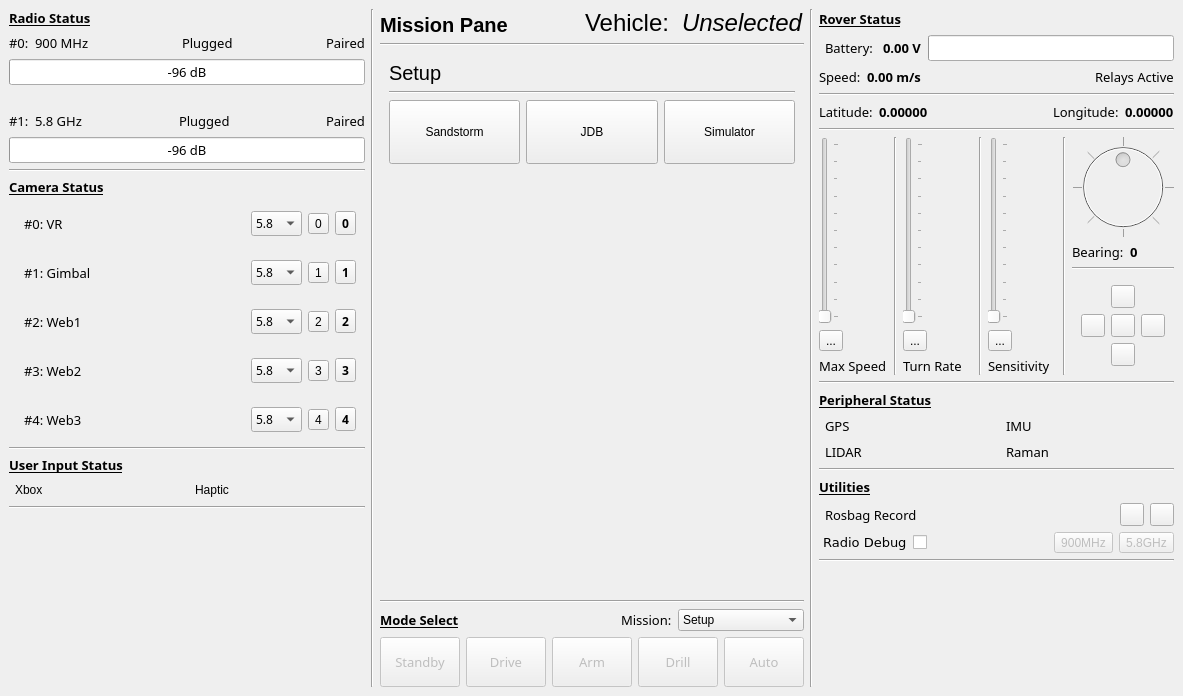
NovaRoverTeam/base_station, file scripts/gui/main.ui: the form before one commit.
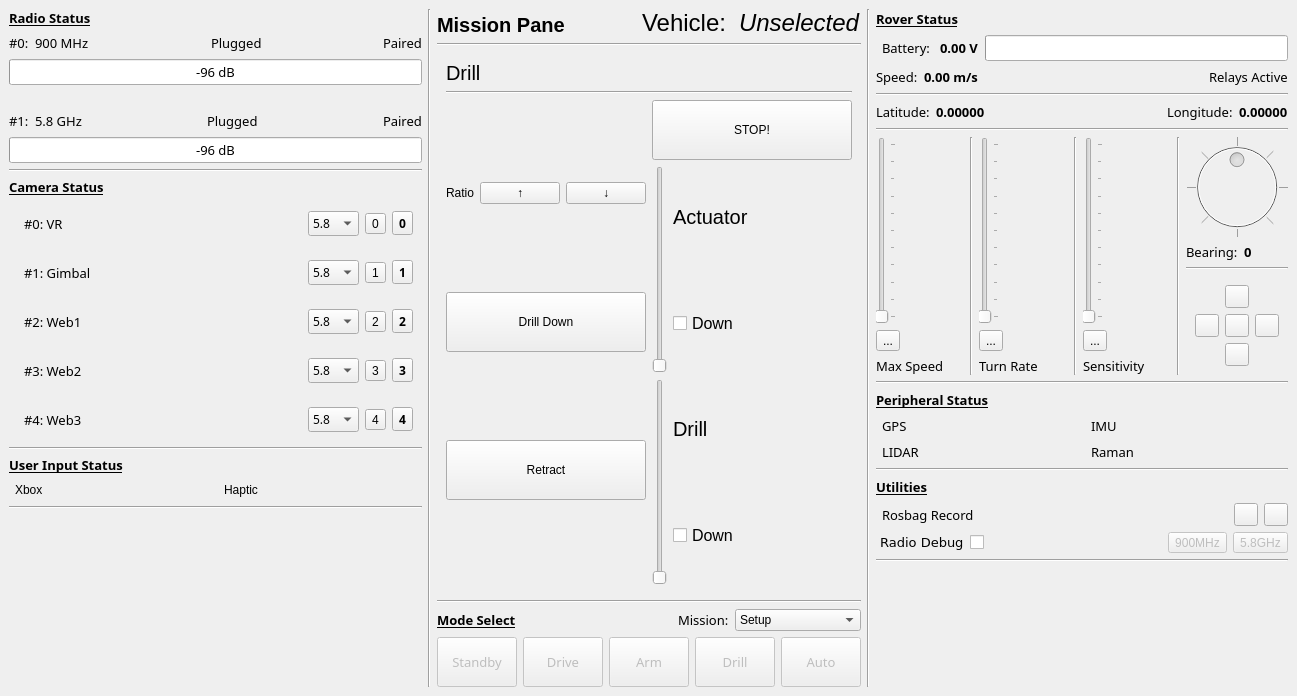
The form after the commit. Icons and pictures are not drawn. Custom widgets are drawn as their Qt base class.

What changed in the file:
```diff
--- a/scripts/gui/main.ui
+++ b/scripts/gui/main.ui
@@ -6,7 +6,7 @@
    <rect>
     <x>0</x>
     <y>0</y>
-    <width>1183</width>
+    <width>1297</width>
     <height>696</height>
    </rect>
   </property>
@@ -1239,7 +1239,7 @@
         <item>
          <widget class="QStackedWidget" name="stack_mission">
           <property name="currentIndex">
-           <number>0</number>
+           <number>2</number>
           </property>
           <widget class="QWidget" name="page_setup">
            <layout class="QVBoxLayout" name="verticalLayout">
@@ -1369,6 +1369,204 @@
             </item>
            </layout>
           </widget>
+          <widget class="QWidget" name="page_drill">
+           <layout class="QVBoxLayout" name="verticalLayout_2">
+            <item>
+             <widget class="QLabel" name="label_42">
+              <property name="font">
+               <font>
+                <pointsize>15</pointsize>
+               </font>
+              </property>
+              <property name="text">
+               <string>Drill</string>
+              </property>
+             </widget>
+            </item>
+            <item>
+             <widget class="Line" name="line_21">
+              <property name="orientation">
+               <enum>Qt::Horizontal</enum>
+              </property>
+             </widget>
+            </item>
+            <item>
+             <layout class="QHBoxLayout" name="horizontalLayout_Drill">
+              <item>
+               <layout class="QVBoxLayout" name="verticalLayout_6">
+                <item>
+                 <layout class="QHBoxLayout" name="horizontalLayout_26">
+                  <item>
+                   <widget class="QLabel" name="label_41">
+                    <property name="text">
+                     <string>Ratio</string>
+                    </property>
+                   </widget>
+                  </item>
+                  <item>
+                   <widget class="QPushButton" name="button_ratio_up">
+                    <property name="text">
+                     <string>↑</string>
+                    </property>
+                   </widget>
+                  </item>
+                  <item>
+                   <widget class="QPushButton" name="button_ratio_down">
+                    <property name="text">
+                     <string>↓</string>
+                    </property>
+                   </widget>
+                  </item>
+                 </layout>
+                </item>
+                <item>
+                 <widget class="QPushButton" name="button_drill_down">
+                  <property name="minimumSize">
+                   <size>
+                    <width>0</width>
+                    <height>60</height>
+                   </size>
+                  </property>
+                  <property name="text">
+                   <string>Drill Down</string>
+                  </property>
+                 </widget>
+                </item>
+                <item>
+                 <widget class="QPushButton" name="button_retract">
+                  <property name="minimumSize">
+                   <size>
+                    <width>0</width>
+                    <height>60</height>
+                   </size>
+                  </property>
+                  <property name="text">
+                   <string>Retract</string>
+                  </property>
+                 </widget>
+                </item>
+               </layout>
+              </item>
+              <item>
+               <layout class="QVBoxLayout" name="verticalLayout_5">
+                <item>
+                 <widget class="QPushButton" name="button_drill_stop">
+                  <property name="minimumSize">
+                   <size>
+                    <width>0</width>
+                    <height>60</height>
+                   </size>
+                  </property>
+                  <property name="text">
+                   <string>STOP!</string>
+                  </property>
+                 </widget>
+                </item>
+                <item>
+                 <layout class="QHBoxLayout" name="horizontalLayout_23">
+                  <item>
+                   <widget class="QSlider" name="slider_actuator">
+                    <property name="maximum">
+                     <number>4</number>
+                    </property>
+                    <property name="orientation">
+                     <enum>Qt::Vertical</enum>
+                    </property>
+                   </widget>
+                  </item>
+                  <item>
+                   <layout class="QVBoxLayout" name="verticalLayout_7">
+                    <item>
+                     <widget class="QLabel" name="label_43">
+                      <property name="font">
+                       <font>
+                        <pointsize>15</pointsize>
+                       </font>
+                      </property>
+                      <property name="text">
+                       <string>Actuator</string>
+                      </property>
+                     </widget>
+                    </item>
+                    <item>
+                     <widget class="QCheckBox" name="checkBox_actuator_direction">
+                      <property name="minimumSize">
+                       <size>
+                        <width>0</width>
+                        <height>100</height>
+                       </size>
+                      </property>
+                      <property name="font">
+                       <font>
+                        <pointsize>12</pointsize>
+                       </font>
+                      </property>
+                      <property name="text">
+                       <string>Down</string>
+                      </property>
+                     </widget>
+                    </item>
+                   </layout>
+                  </item>
+                 </layout>
+                </item>
+                <item>
+                 <layout class="QHBoxLayout" name="horizontalLayout_25">
+                  <item>
+                   <widget class="QSlider" name="slider_drill">
+                    <property name="maximum">
+                     <number>4</number>
+                    </property>
+                    <property name="sliderPosition">
+                     <number>0</number>
+                    </property>
+                    <property name="orientation">
+                     <enum>Qt::Vertical</enum>
+                    </property>
+                   </widget>
+                  </item>
+                  <item>
+                   <layout class="QVBoxLayout" name="verticalLayout_10">
+                    <item>
+                     <widget class="QLabel" name="label_44">
+                      <property name="font">
+                       <font>
+                        <pointsize>15</pointsize>
+                       </font>
+                      </property>
+                      <property name="text">
+                       <string>Drill</string>
+                      </property>
+                     </widget>
+                    </item>
+                    <item>
+                     <widget class="QCheckBox" name="checkBox_drill_direction">
+                      <property name="minimumSize">
+                       <size>
+                        <width>0</width>
+                        <height>100</height>
+                       </size>
+                      </property>
+                      <property name="font">
+                       <font>
+                        <pointsize>12</pointsize>
+                       </font>
+                      </property>
+                      <property name="text">
+                       <string>Down</string>
+                      </property>
+                     </widget>
+                    </item>
+                   </layout>
+                  </item>
+                 </layout>
+                </item>
+               </layout>
+              </item>
+             </layout>
+            </item>
+           </layout>
+          </widget>
           <widget class="QWidget" name="page_auto">
            <layout class="QVBoxLayout" name="verticalLayout">
             <item>
```
Left out of the diff: 42 changed lines with no effect on the pictures.
